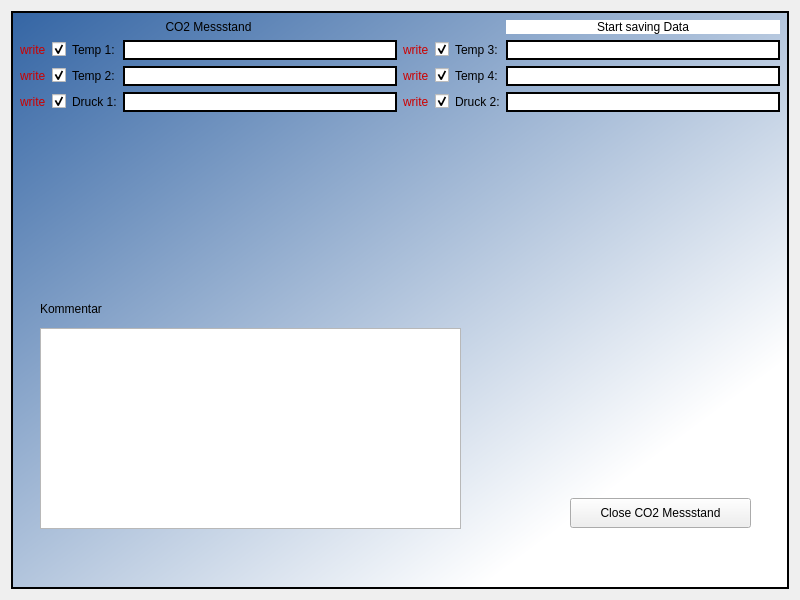
This is form.ui in JSchulzG/PiXtend-CO2Messstand as Qt 5 draws it before an edit. The edited form follows.
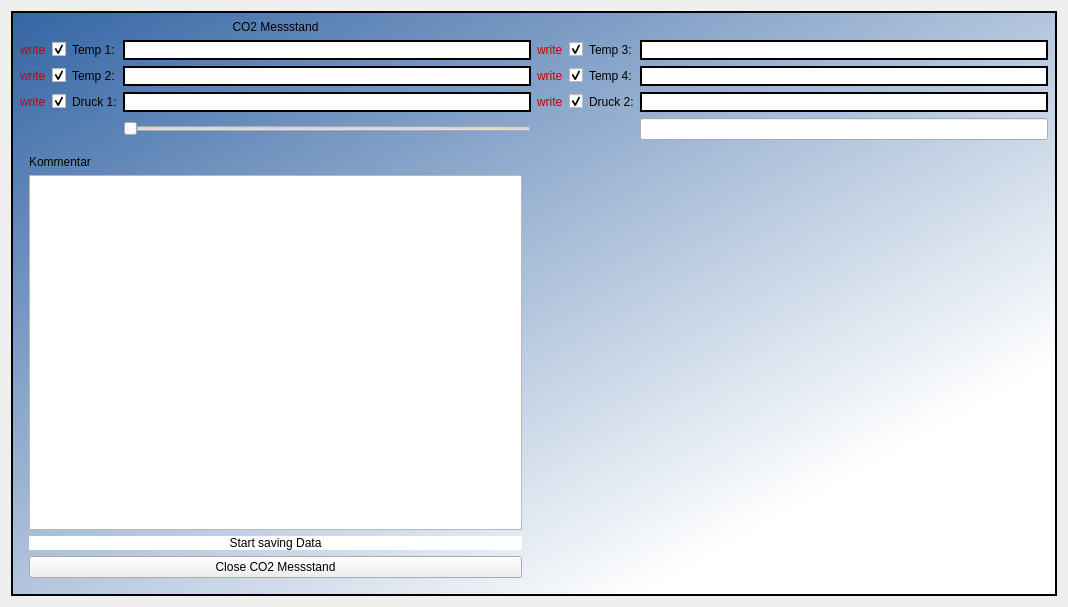
This is the edited form.

Commit message: Plot wieder einggebaut. Und auf 100 Datenpunkte begrenzt.

```diff
--- a/form.ui
+++ b/form.ui
@@ -6,8 +6,8 @@
    <rect>
     <x>0</x>
     <y>0</y>
-    <width>800</width>
-    <height>600</height>
+    <width>1068</width>
+    <height>607</height>
    </rect>
   </property>
   <property name="windowTitle">
@@ -223,18 +223,6 @@
         </property>
        </widget>
       </item>
-      <item row="0" column="7">
-       <widget class="QPushButton" name="saveBtn">
-        <property name="styleSheet">
-         <string notr="true">border-radius: 10px;
-background-color: rgb(255, 255, 255);
-font: 12pt &quot;Ubuntu&quot;;</string>
-        </property>
-        <property name="text">
-         <string>Start saving Data</string>
-        </property>
-       </widget>
-      </item>
       <item row="4" column="1">
        <widget class="QCheckBox" name="checkSaveT1">
         <property name="text">
@@ -315,50 +303,58 @@
         </property>
        </widget>
       </item>
-      <item row="7" column="0" colspan="8">
+      <item row="7" column="3">
+       <widget class="QSlider" name="horizontalSlider">
+        <property name="orientation">
+         <enum>Qt::Horizontal</enum>
+        </property>
+       </widget>
+      </item>
+      <item row="7" column="7">
+       <widget class="QLineEdit" name="lineEdit"/>
+      </item>
+      <item row="8" column="4" colspan="4">
+       <widget class="QWidget" name="plot2Widget" native="true"/>
+      </item>
+      <item row="8" column="0" colspan="4">
        <widget class="QWidget" name="plotWidget" native="true">
         <property name="styleSheet">
          <string notr="true"/>
         </property>
-        <widget class="QPushButton" name="stopBtn">
-         <property name="geometry">
-          <rect>
-           <x>550</x>
-           <y>380</y>
-           <width>181</width>
-           <height>30</height>
-          </rect>
-         </property>
-         <property name="text">
-          <string>Close CO2 Messstand</string>
-         </property>
-        </widget>
-        <widget class="QTextEdit" name="kommentar">
-         <property name="geometry">
-          <rect>
-           <x>20</x>
-           <y>210</y>
-           <width>421</width>
-           <height>201</height>
-          </rect>
-         </property>
-        </widget>
-        <widget class="QLabel" name="labelKommentar">
-         <property name="geometry">
-          <rect>
-           <x>20</x>
-           <y>180</y>
-           <width>121</width>
-           <height>22</height>
-          </rect>
-         </property>
-         <property name="styleSheet">
-          <string notr="true">font: 12pt &quot;Ubuntu&quot;;</string>
-         </property>
-         <property name="text">
-          <string>Kommentar</string>
-         </property>
-        </widget>
+        <layout class="QVBoxLayout" name="verticalLayout_2">
+         <item>
+          <widget class="QLabel" name="labelKommentar">
+           <property name="styleSheet">
+            <string notr="true">font: 12pt &quot;Ubuntu&quot;;</string>
+           </property>
+           <property name="text">
+            <string>Kommentar</string>
+           </property>
+          </widget>
+         </item>
+         <item>
+          <widget class="QTextEdit" name="kommentar"/>
+         </item>
+         <item>
+          <widget class="QPushButton" name="saveBtn">
+           <property name="styleSheet">
+            <string notr="true">border-radius: 10px;
+background-color: rgb(255, 255, 255);
+font: 12pt &quot;Ubuntu&quot;;</string>
+           </property>
+           <property name="text">
+            <string>Start saving Data</string>
+           </property>
+          </widget>
+         </item>
+         <item>
+          <widget class="QPushButton" name="stopBtn">
+           <property name="text">
+            <string>Close CO2 Messstand</string>
+           </property>
+          </widget>
+         </item>
+        </layout>
        </widget>
       </item>
      </layout>
```
Left out of the diff: 24 changed lines with no effect on the pictures. The commit also changes 1 other file.
